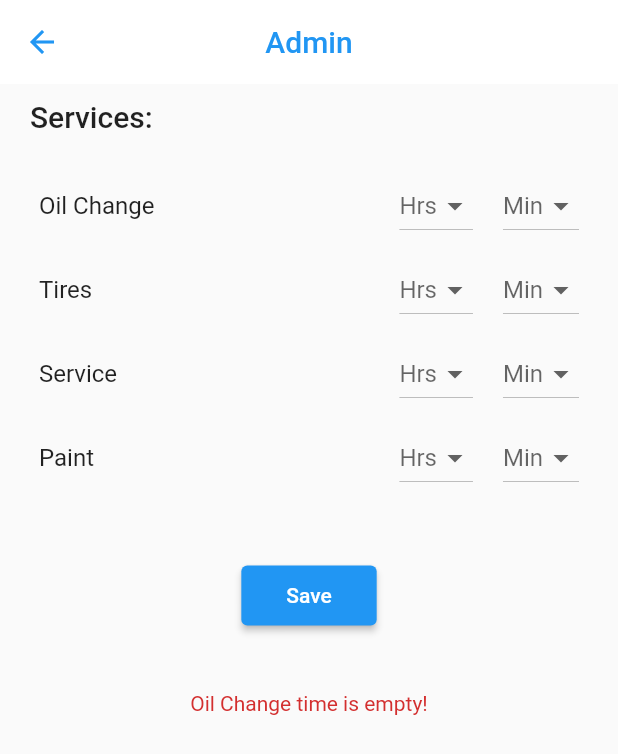
After one commit to victormutuku/Booking, a Flutter app: the Admin screen opened by its route, after a tap on "Save", on a phone screen of 412 x 824 dp. The commit adds this screen. Shown: the top 754 px of the screen. Run offline on Flutter 3.47's test engine with Material 2 defaults, Android fonts, the phone set to English and light mode, and no system bars; our stand-ins replace firebase_auth, firebase_core, firebase_database; missing offline and left inert: custom_timer; accounts and stored records are empty.

Commit message:
Added Admin Page
 - This includes adding of the Service model to structure the posting of services.

```diff
--- a/lib/main.dart
+++ b/lib/main.dart
@@ -1,3 +1,4 @@
+import 'package:booking/screens/admin.dart';
 import 'package:firebase_auth/firebase_auth.dart';
 import 'package:firebase_core/firebase_core.dart';
 import 'package:flutter/material.dart';
@@ -39,6 +40,7 @@ class MyApp extends StatelessWidget {
         routes: {
           Authscreen.routeName: (context) => Authscreen(),
           Home.routeName: (context) => const Home(),
+          Admin.routeName:(context) => const Admin(),
           JoinQueueScreen.routeName: (context) => const JoinQueueScreen(),
         },
         debugShowCheckedModeBanner: false,
--- /dev/null
+++ b/lib/models/service.dart
@@ -0,0 +1,7 @@
+class Service {
+  final String name;
+  final int hrs;
+  final int mins;
+
+  Service({required this.name, required this.hrs, required this.mins});
+}
--- /dev/null
+++ b/lib/screens/admin.dart
@@ -0,0 +1,321 @@
+import 'package:booking/models/service.dart';
+import 'package:booking/utils/queues.dart';
+import 'package:flutter/material.dart';
+import 'package:provider/provider.dart';
+import '../utils/strings.dart';
+
+class Admin extends StatefulWidget {
+  static const routeName = "/admin";
+  const Admin({super.key});
+
+  @override
+  State<Admin> createState() => _AdminState();
+}
+
+class _AdminState extends State<Admin> {
+  List<Service> serviceList = [];
+  String errorMessage = "";
+  int oilChangeHrs = 0;
+  int oilChangeMins = 0;
+  int tiresHrs = 0;
+  int tiresMins = 0;
+  int serviceHrs = 0;
+  int serviceMins = 0;
+  int paintHrs = 0;
+  int paintMins = 0;
+
+  _showSnackBar() {
+    ScaffoldMessenger.of(context).showSnackBar(
+      SnackBar(
+        backgroundColor: Theme.of(context).primaryColor,
+        content: const Text('Successful'),
+      ),
+    );
+  }
+
+  bool _validationCheck() {
+    if (oilChangeHrs == 0 && oilChangeMins == 0) {
+      setState(() {
+        errorMessage = "Oil Change time is empty!";
+      });
+      return false;
+    } else {
+      var oilserv = Service(
+        name: "Oil Change",
+        hrs: oilChangeHrs,
+        mins: oilChangeMins,
+      );
+      if (!serviceList.contains(oilserv)) {
+        serviceList.add(oilserv);
+      }
+    }
+    if (tiresHrs == 0 && tiresMins == 0) {
+      setState(() {
+        errorMessage = "Tires time is empty!";
+      });
+      return false;
+    } else {
+      var tireserv = Service(
+        name: "Tires",
+        hrs: tiresHrs,
+        mins: tiresMins,
+      );
+      if (!serviceList.contains(tireserv)) {
+        serviceList.add(tireserv);
+      }
+    }
+    if (serviceHrs == 0 && serviceMins == 0) {
+      setState(() {
+        errorMessage = "Service time is empty!";
+      });
+      return false;
+    } else {
+      var servserv = Service(
+        name: "Service",
+        hrs: serviceHrs,
+        mins: serviceMins,
+      );
+      if (!serviceList.contains(servserv)) {
+        serviceList.add(servserv);
+      }
+    }
+    if (paintHrs == 0 && paintMins == 0) {
+      setState(() {
+        errorMessage = "Paint time is empty!";
+      });
+      return false;
+    } else {
+      var paintserv = Service(
+        name: "Paint",
+        hrs: paintHrs,
+        mins: paintMins,
+      );
+      if (!serviceList.contains(paintserv)) {
+        serviceList.add(paintserv);
+      }
+    }
+    return true;
+  }
+
+  _submit() {
+    if (_validationCheck() == true) {
+      setState(() {
+        errorMessage = "";
+      });
+      Provider.of<Queues>(context, listen: false).postServices(serviceList);
+      _showSnackBar();
+    }
+  }
+
+  @override
+  Widget build(BuildContext context) {
+    return Scaffold(
+      appBar: AppBar(
+        title: Text(
+          'Admin',
+          style: TextStyle(color: Theme.of(context).primaryColor),
+        ),
+      ),
+      body: SafeArea(
+        child: SingleChildScrollView(
+          child: Container(
+            padding: const EdgeInsets.symmetric(horizontal: 10, vertical: 10),
+            child: Column(
+              children: [
+                Padding(
+                  padding: const EdgeInsets.symmetric(
+                    horizontal: 10,
+                  ),
+                  child: Row(
+                    children: const [
+                      Text(
+                        'Services:',
+                        style: TextStyle(
+                            fontWeight: FontWeight.w500, fontSize: 20),
+                      ),
+                    ],
+                  ),
+                ),
+                const SizedBox(
+                  height: 20,
+                ),
+                ListTile(
+                  title: const Text('Oil Change'),
+                  trailing: Row(
+                    mainAxisSize: MainAxisSize.min,
+                    children: [
+                      DropdownButton(
+                        key: UniqueKey(),
+                        value: oilChangeHrs == 0 ? null : oilChangeHrs,
+                        borderRadius: BorderRadius.circular(20),
+                        menuMaxHeight: 200,
+                        onChanged: (value) {
+                          setState(() {
+                            oilChangeHrs = value!;
+                          });
+                        },
+                        // value: selectedTimeValue,
+                        items: hrsList,
+                        hint: const Text("Hrs"),
+                      ),
+                      const SizedBox(
+                        width: 20,
+                      ),
+                      DropdownButton(
+                        key: UniqueKey(),
+                        value: oilChangeMins == 0 ? null : oilChangeMins,
+                        borderRadius: BorderRadius.circular(20),
+                        menuMaxHeight: 200,
+                        items: minsList,
+                        hint: const Text("Min"),
+                        onChanged: (value) {
+                          setState(() {
+                            oilChangeMins = value!;
+                          });
+                        },
+                      ),
+                    ],
+                  ),
+                ),
+                ListTile(
+                  title: const Text('Tires'),
+                  trailing: Row(
+                    mainAxisSize: MainAxisSize.min,
+                    children: [
+                      DropdownButton(
+                        key: UniqueKey(),
+                        value: tiresHrs == 0 ? null : tiresHrs,
+                        borderRadius: BorderRadius.circular(20),
+                        menuMaxHeight: 200,
+                        onChanged: (value) {
+                          setState(() {
+                            tiresHrs = value!;
+                          });
+                        },
+                        // value: selectedTimeValue,
+                        items: hrsList,
+                        hint: const Text("Hrs"),
+                      ),
+                      const SizedBox(
+                        width: 20,
+                      ),
+                      DropdownButton(
+                        key: UniqueKey(),
+                        value: tiresMins == 0 ? null : tiresMins,
+                        borderRadius: BorderRadius.circular(20),
+                        menuMaxHeight: 200,
+                        items: minsList,
+                        hint: const Text("Min"),
+                        onChanged: (value) {
+                          setState(() {
+                            tiresMins = value!;
+                          });
+                        },
+                      ),
+                    ],
+                  ),
+                ),
+                ListTile(
+                  title: const Text('Service'),
+                  trailing: Row(
+                    mainAxisSize: MainAxisSize.min,
+                    children: [
+                      DropdownButton(
+                        key: UniqueKey(),
+                        value: serviceHrs == 0 ? null : serviceHrs,
+                        borderRadius: BorderRadius.circular(20),
+                        menuMaxHeight: 200,
+                        onChanged: (value) {
+                          setState(() {
+                            serviceHrs = value!;
+                          });
+                        },
+                        // value: selectedTimeValue,
+                        items: hrsList,
+                        hint: const Text("Hrs"),
+                      ),
+                      const SizedBox(
+                        width: 20,
+                      ),
+                      DropdownButton(
+                        key: UniqueKey(),
+                        value: serviceMins == 0 ? null : serviceMins,
+                        borderRadius: BorderRadius.circular(20),
+                        menuMaxHeight: 200,
+                        items: minsList,
+                        hint: const Text("Min"),
+                        onChanged: (value) {
+                          setState(() {
+                            serviceMins = value!;
+                          });
+                        },
+                      ),
+                    ],
+                  ),
+                ),
+                ListTile(
+                  title: const Text('Paint'),
+                  trailing: Row(
+                    mainAxisSize: MainAxisSize.min,
+                    children: [
+                      DropdownButton(
+                        key: UniqueKey(),
+                        value: paintHrs == 0 ? null : paintHrs,
+                        borderRadius: BorderRadius.circular(20),
+                        menuMaxHeight: 200,
+                        onChanged: (value) {
+                          setState(() {
+                            paintHrs = value!;
+                          });
+                        },
+                        // value: selectedTimeValue,
+                        items: hrsList,
+                        hint: const Text("Hrs"),
+                      ),
+                      const SizedBox(
+                        width: 20,
+                      ),
+                      DropdownButton(
+                        key: UniqueKey(),
+                        value: paintMins == 0 ? null : paintMins,
+                        borderRadius: BorderRadius.circular(20),
+                        menuMaxHeight: 200,
+                        items: minsList,
+                        hint: const Text("Min"),
+                        onChanged: (value) {
+                          setState(() {
+                            paintMins = value!;
+                          });
+                        },
+                      ),
+                    ],
+                  ),
+                ),
+                const SizedBox(
+                  height: 40,
+                ),
+                ElevatedButton(
+                  onPressed: _submit,
+                  style: ElevatedButton.styleFrom(
+                    padding: const EdgeInsets.symmetric(
+                      horizontal: 30,
+                      vertical: 12,
+                    ),
+                  ),
+                  child: const Text('Save'),
+                ),
+                const SizedBox(
+                  height: 40,
+                ),
+                Text(
+                  errorMessage,
+                  style: TextStyle(color: Theme.of(context).colorScheme.error),
+                ),
+              ],
+            ),
+          ),
+        ),
+      ),
+    );
+  }
+}
--- a/lib/screens/auth.dart
+++ b/lib/screens/auth.dart
@@ -1,3 +1,5 @@
+import 'package:booking/screens/admin.dart';
+
 import 'home.dart';
 import 'package:firebase_auth/firebase_auth.dart';
 import 'package:firebase_database/firebase_database.dart';
@@ -259,9 +261,6 @@ class _AuthscreenState extends State<Authscreen> {
                                   padding: const EdgeInsets.only(bottom: 12),
                                   child: const CircularProgressIndicator(),
                                 ),
-                          const SizedBox(
-                            height: 10,
-                          ),
                           TextButton(
                             onPressed: () {
                               setState(() {
@@ -278,8 +277,13 @@ class _AuthscreenState extends State<Authscreen> {
                                 ? 'Don\'t have an account? Signup'
                                 : 'Have an account? Login'),
                           ),
+                          TextButton(
+                            onPressed: () => Navigator.of(context)
+                                .pushReplacementNamed(Admin.routeName),
+                            child: const Text('Login in as Admin'),
+                          ),
                           const SizedBox(
-                            height: 50,
+                            height: 10,
                           ),
                           Text(
                             authErrorResponse,
```
